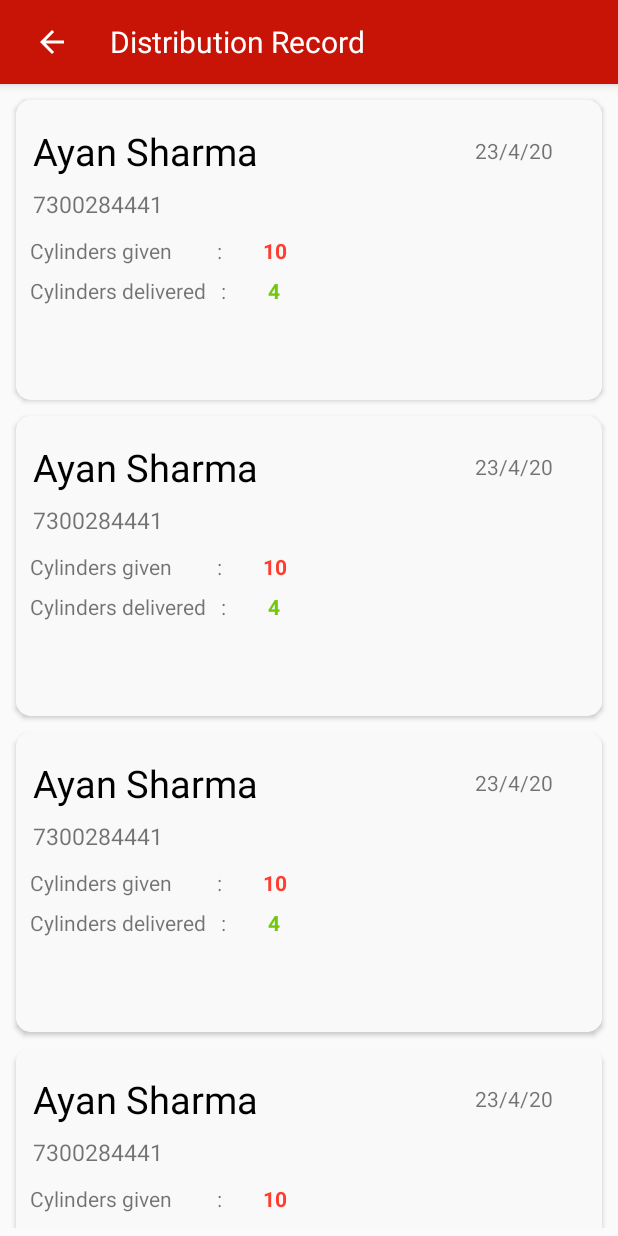
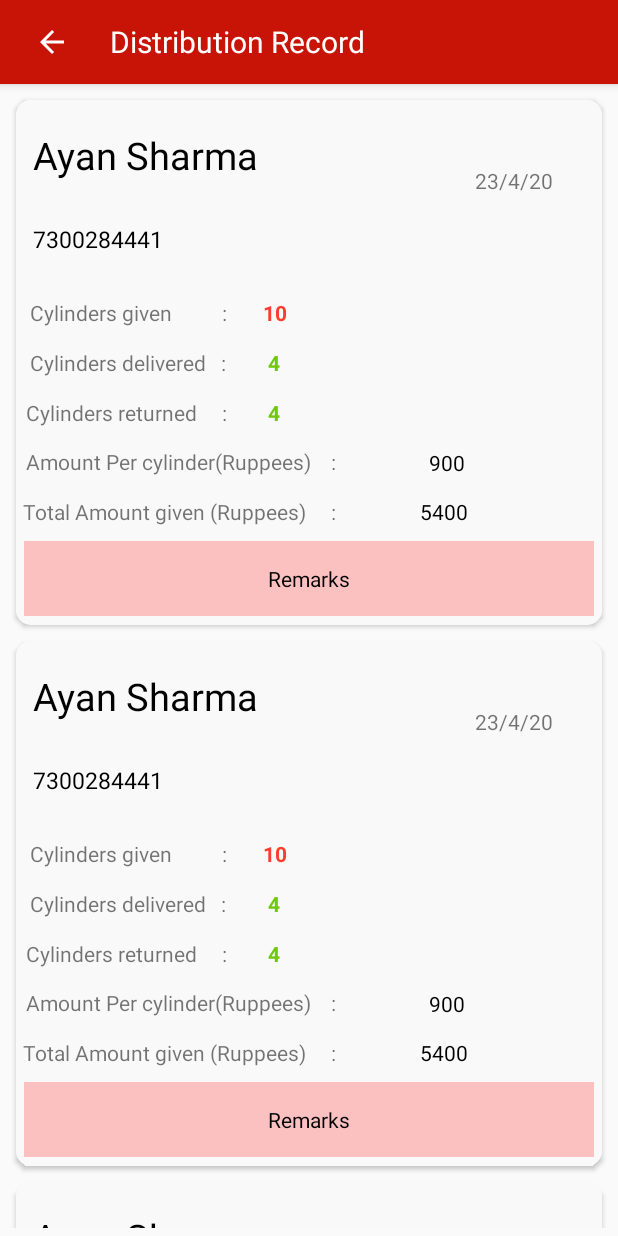
Before and after one commit to AyanSharma91/Gas-Agency, an Android app: the Distribution_Record screen opened directly, with no data from a screen before it, on a phone screen of 412 x 824 dp. Run offline under Robolectric (Android 15) with nearby library versions, the phone set to English and light mode, and no system bars.

Commit message:
Distribution_Changes

```diff
--- a/app/src/main/res/layout/single_row_recycler_view.xml
+++ b/app/src/main/res/layout/single_row_recycler_view.xml
@@ -7,7 +7,7 @@
 
     android:elevation="10dp"
     app:cardCornerRadius="10dp"
-    android:layout_height="200dp">
+    android:layout_height="350dp">
 
 
     <androidx.constraintlayout.widget.ConstraintLayout
@@ -28,7 +28,7 @@
             app:layout_constraintHorizontal_bias="0.046"
             app:layout_constraintStart_toStartOf="parent"
             app:layout_constraintTop_toTopOf="parent"
-            app:layout_constraintVertical_bias="0.102" />
+            app:layout_constraintVertical_bias="0.062" />
 
 
 
@@ -50,12 +50,13 @@
             android:layout_height="wrap_content"
             android:text="7300284441"
             android:textSize="15sp"
+            android:textColor="#000"
             app:layout_constraintBottom_toBottomOf="parent"
             app:layout_constraintEnd_toEndOf="parent"
             app:layout_constraintHorizontal_bias="0.037"
             app:layout_constraintStart_toStartOf="parent"
             app:layout_constraintTop_toTopOf="parent"
-            app:layout_constraintVertical_bias="0.33" />
+            app:layout_constraintVertical_bias="0.25" />
 
         <TextView
             android:id="@+id/nos_given"
@@ -69,7 +70,7 @@
             app:layout_constraintHorizontal_bias="0.439"
             app:layout_constraintStart_toStartOf="parent"
             app:layout_constraintTop_toTopOf="parent"
-            app:layout_constraintVertical_bias="0.50" />
+            app:layout_constraintVertical_bias="0.40" />
 
         <TextView
             android:id="@+id/nos_delivered"
@@ -83,20 +84,20 @@
             app:layout_constraintHorizontal_bias="0.439"
             app:layout_constraintStart_toStartOf="parent"
             app:layout_constraintTop_toTopOf="parent"
-            app:layout_constraintVertical_bias="0.65" />
+            app:layout_constraintVertical_bias="0.50" />
 
         <TextView
             android:id="@+id/cylinder_two"
             android:layout_width="140dp"
             android:gravity="start"
             android:layout_height="wrap_content"
-            android:text="Cylinders given         :"
+            android:text="Cylinders given          :"
             app:layout_constraintBottom_toBottomOf="parent"
             app:layout_constraintEnd_toEndOf="parent"
             app:layout_constraintHorizontal_bias="0.037"
             app:layout_constraintStart_toStartOf="parent"
             app:layout_constraintTop_toTopOf="parent"
-            app:layout_constraintVertical_bias="0.50" />
+            app:layout_constraintVertical_bias="0.40" />
 
 
         <TextView
@@ -110,7 +111,103 @@
             app:layout_constraintHorizontal_bias="0.037"
             app:layout_constraintStart_toStartOf="parent"
             app:layout_constraintTop_toTopOf="parent"
-            app:layout_constraintVertical_bias="0.65" />
+            app:layout_constraintVertical_bias="0.50" />
+
+        <TextView
+            android:id="@+id/textView"
+            android:layout_width="wrap_content"
+            android:layout_height="wrap_content"
+            android:text="Total Amount given (Ruppees)     :    "
+            app:layout_constraintBottom_toBottomOf="parent"
+            app:layout_constraintEnd_toEndOf="parent"
+            app:layout_constraintHorizontal_bias="0.026"
+            app:layout_constraintStart_toStartOf="parent"
+            app:layout_constraintTop_toTopOf="parent"
+            app:layout_constraintVertical_bias="0.80" />
+
+        <TextView
+            android:id="@+id/textView2"
+            android:layout_width="wrap_content"
+            android:layout_height="wrap_content"
+            android:text="5400"
+            android:textColor="#000"
+            app:layout_constraintBottom_toBottomOf="parent"
+            app:layout_constraintEnd_toEndOf="parent"
+            app:layout_constraintHorizontal_bias="0.75"
+            app:layout_constraintStart_toStartOf="parent"
+            app:layout_constraintTop_toTopOf="parent"
+            app:layout_constraintVertical_bias="0.8" />
+
+        <TextView
+            android:id="@+id/textView3"
+            android:layout_width="wrap_content"
+            android:layout_height="wrap_content"
+            android:text="Cylinders returned     : "
+            app:layout_constraintBottom_toBottomOf="parent"
+            app:layout_constraintEnd_toEndOf="parent"
+            app:layout_constraintHorizontal_bias="0.026"
+            app:layout_constraintStart_toStartOf="parent"
+            app:layout_constraintTop_toTopOf="parent"
+            app:layout_constraintVertical_bias="0.60" />
+
+        <TextView
+            android:id="@+id/textView4"
+            android:layout_width="wrap_content"
+            android:layout_height="wrap_content"
+            android:text="900"
+            android:textColor="#000"
+            app:layout_constraintBottom_toBottomOf="parent"
+            app:layout_constraintEnd_toEndOf="parent"
+            app:layout_constraintHorizontal_bias="0.75"
+            app:layout_constraintStart_toStartOf="parent"
+            app:layout_constraintTop_toTopOf="parent"
+            app:layout_constraintVertical_bias="0.701" />
+
+        <TextView
+            android:id="@+id/textView5"
+            android:layout_width="wrap_content"
+            android:layout_height="wrap_content"
+            android:text="Amount Per cylinder(Ruppees)    :    "
+            app:layout_constraintBottom_toBottomOf="parent"
+            app:layout_constraintEnd_toEndOf="parent"
+            app:layout_constraintHorizontal_bias="0.038"
+            app:layout_constraintStart_toStartOf="parent"
+            app:layout_constraintTop_toTopOf="parent"
+            app:layout_constraintVertical_bias="0.70" />
+
+        <TextView
+            android:id="@+id/textView6"
+            android:layout_width="wrap_content"
+            android:layout_height="wrap_content"
+            android:text="4"
+            android:textStyle="bold"
+            android:textColor="#72C80D"
+            app:layout_constraintBottom_toBottomOf="parent"
+            app:layout_constraintEnd_toEndOf="parent"
+            app:layout_constraintHorizontal_bias="0.439"
+            app:layout_constraintStart_toStartOf="parent"
+            app:layout_constraintTop_toTopOf="parent"
+            app:layout_constraintVertical_bias="0.60" />
+
+        <TextView
+            android:id="@+id/textView8"
+            android:layout_width="match_parent"
+            android:layout_height="50dp"
+            android:layout_marginTop="20dp"
+            android:text="Remarks"
+            android:textColor="#000"
+            android:background="#FBC0C0"
+            android:layout_margin="5dp"
+            android:gravity="center"
+            app:layout_constraintBottom_toBottomOf="parent"
+            app:layout_constraintEnd_toEndOf="parent"
+            app:layout_constraintHorizontal_bias="0.0"
+            app:layout_constraintStart_toStartOf="parent"
+             android:layout_marginRight="5dp"
+            android:padding="5dp"
+            android:layout_marginLeft="5dp"
+            app:layout_constraintTop_toTopOf="@+id/textView"
+            app:layout_constraintVertical_bias="0.986" />
 
 
     </androidx.constraintlayout.widget.ConstraintLayout>
```
